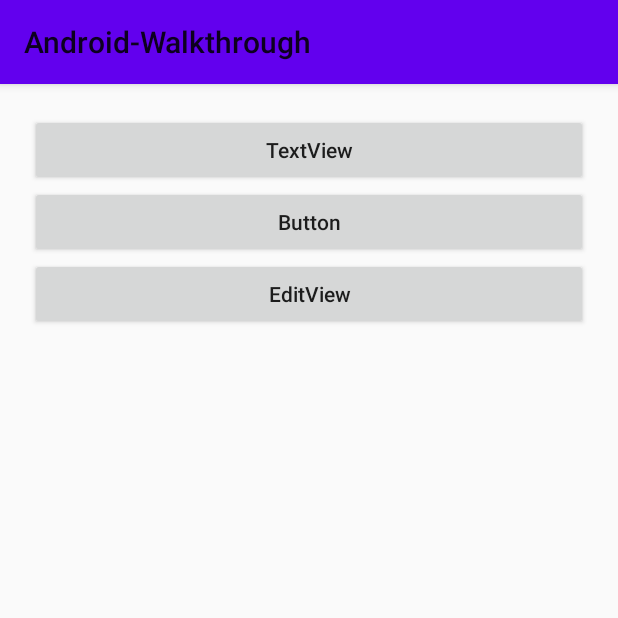
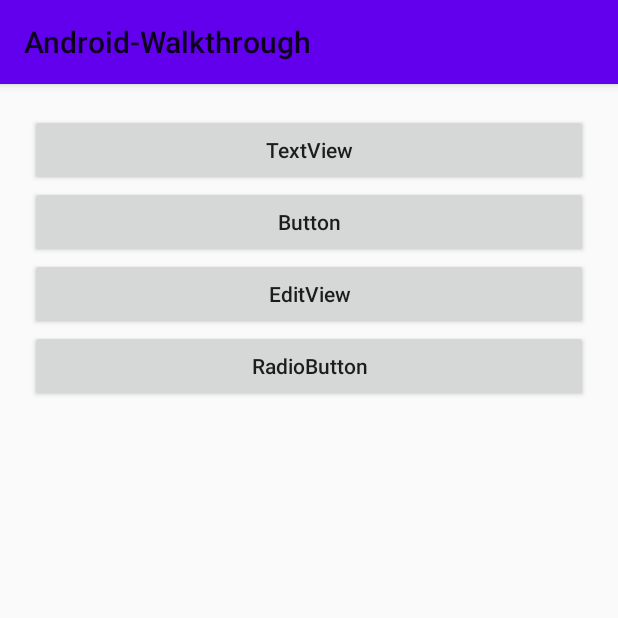
Before and after one commit to Wriprin/Android-Walkthrough, an Android app: the screen it shows after launch (MainActivity), on a phone screen of 412 x 824 dp, the top half of it. Run offline under Robolectric (Android 15) with nearby library versions, the phone set to English and light mode, and no system bars.

Commit message:
Refactor MainActivity + RadioButton

```diff
--- a/app/src/main/AndroidManifest.xml
+++ b/app/src/main/AndroidManifest.xml
@@ -9,6 +9,9 @@
             android:roundIcon="@mipmap/ic_launcher_round"
             android:supportsRtl="true"
             android:theme="@style/Theme.AndroidWalkthrough">
+        <activity
+                android:name=".RadioButtonActivity"
+                android:exported="true" />
         <activity
                 android:name=".EditTextActivity"
                 android:exported="true" />
--- a/app/src/main/java/cc/cnix/android_walkthrough/MainActivity.java
+++ b/app/src/main/java/cc/cnix/android_walkthrough/MainActivity.java
@@ -6,6 +6,7 @@ import android.content.Intent;
 import android.os.Bundle;
 import android.view.View;
 import android.widget.Button;
+import android.widget.RadioButton;
 
 public class MainActivity extends AppCompatActivity {
 
@@ -13,45 +14,57 @@ public class MainActivity extends AppCompatActivity {
     private Button mBtnTextView;
     private Button mBtnButton;
     private Button mBtnEditText;
+    private Button mBtnRadioButton;
 
     @Override
     protected void onCreate(Bundle savedInstanceState) {
         super.onCreate(savedInstanceState);
         setContentView(R.layout.activity_main);
 
-        // 获取 btn_01 按钮
+        // 获取控件对象
         mBtnTextView = findViewById(R.id.btn_01);
+        mBtnButton = findViewById(R.id.btn_02);
+        mBtnEditText = findViewById(R.id.btn_03);
+        mBtnRadioButton = findViewById(R.id.btn_04);
 
-        // btn_01 点击事件
-        mBtnTextView.setOnClickListener(new View.OnClickListener() {
-            @Override
-            public void onClick(View view) {
-                // 跳转至 TextView 页面
-                Intent intent = new Intent(MainActivity.this, TextViewActivity.class);
-                startActivity(intent);
+        // 注册监听器
+        setListeners();
+    }
+
+    public void setListeners() {
+        OnClick onClick = new OnClick();
+        mBtnTextView.setOnClickListener(onClick);
+        mBtnButton.setOnClickListener(onClick);
+        mBtnEditText.setOnClickListener(onClick);
+        mBtnRadioButton.setOnClickListener(onClick);
+    }
+
+    private class OnClick implements View.OnClickListener {
+
+        private Intent intent;
+
+        /**
+         * 监听器处理逻辑
+         *
+         * @param view
+         */
+        @Override
+        public void onClick(View view) {
+            switch (view.getId()) {
+                case R.id.btn_01:
+                    intent = new Intent(MainActivity.this, TextViewActivity.class);
+                    break;
+                case R.id.btn_02:
+                    intent = new Intent(MainActivity.this, ButtonActivity.class);
+                    break;
+                case R.id.btn_03:
+                    intent = new Intent(MainActivity.this, EditTextActivity.class);
+                    break;
+                case R.id.btn_04:
+                    intent = new Intent(MainActivity.this, RadioButtonActivity.class);
+                    break;
             }
-        });
-
-        mBtnButton = findViewById(R.id.btn_02);
-        // btn_02 点击事件
-        mBtnButton.setOnClickListener(new View.OnClickListener() {
-            @Override
-            public void onClick(View view) {
-                // 跳转至 Button 界面
-                Intent intent = new Intent(MainActivity.this, ButtonActivity.class);
-                startActivity(intent);
-            }
-        });
-
-        mBtnEditText = findViewById(R.id.btn_03);
-        // btn_03 点击事件
-        mBtnEditText.setOnClickListener(new View.OnClickListener() {
-            @Override
-            public void onClick(View view) {
-                // 跳转至 EditText 界面
-                Intent intent = new Intent(MainActivity.this, EditTextActivity.class);
-                startActivity(intent);
-            }
-        });
+            startActivity(intent);
+        }
     }
 }
--- a/app/src/main/res/layout/activity_main.xml
+++ b/app/src/main/res/layout/activity_main.xml
@@ -32,4 +32,12 @@
             android:textAllCaps="false"
             android:text="@string/editview"
             android:layout_gravity="center"/>
+
+    <Button
+            android:id="@+id/btn_04"
+            android:layout_width="match_parent"
+            android:layout_height="wrap_content"
+            android:textAllCaps="false"
+            android:text="@string/radiobutton"
+            android:layout_gravity="center"/>
 </LinearLayout>
--- a/app/src/main/res/values/strings.xml
+++ b/app/src/main/res/values/strings.xml
@@ -3,4 +3,5 @@
     <string name="textview">TextView</string>
     <string name="button">Button</string>
     <string name="editview">EditView</string>
+    <string name="radiobutton">RadioButton</string>
 </resources>
```
Also changed, not shown: app/src/main/java/cc/cnix/android_walkthrough/RadioButtonActivity.java (added, +32 -0 lines), app/src/main/res/drawable/selector_radiobutton.xml (added, +16 -0 lines), app/src/main/res/layout/activity_radio_button.xml (added, +72 -0 lines).
